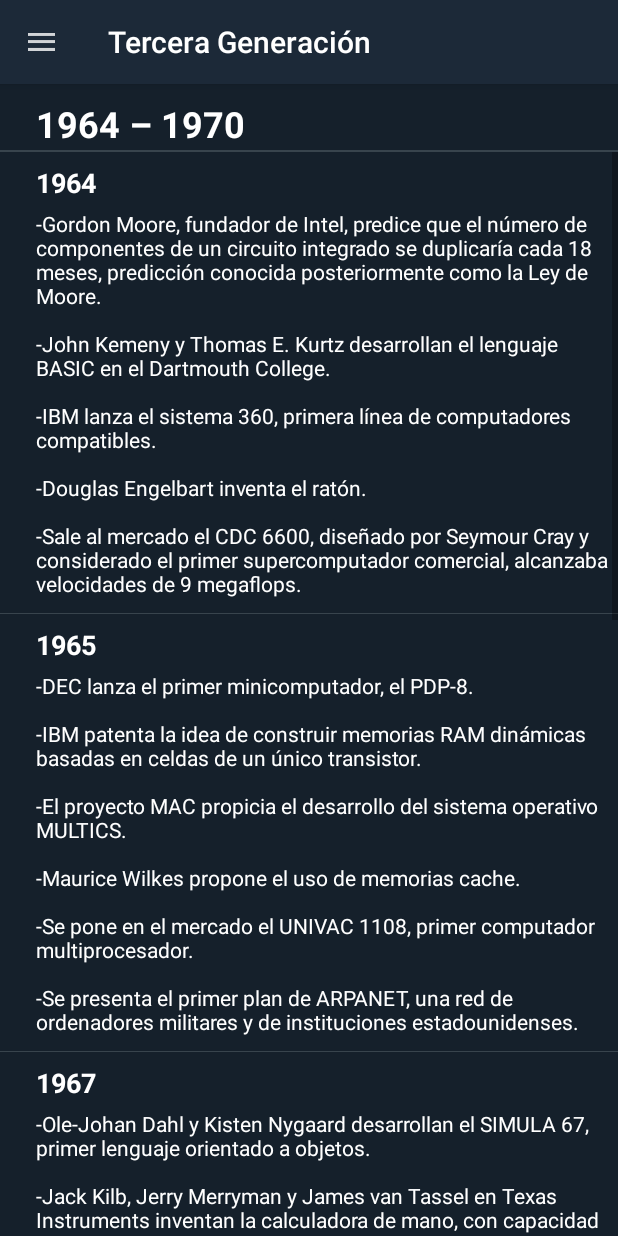
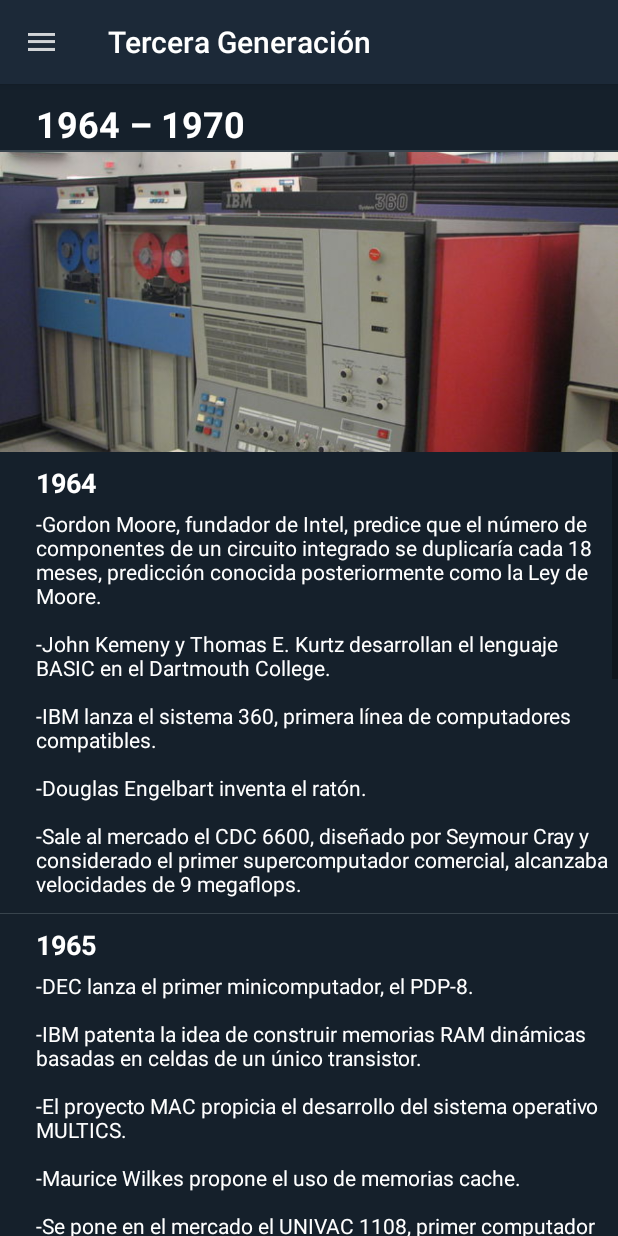
Before and after one commit to dgrdm9/ComputerHistory, an Android app: the screen it shows after launch (MainActivity), in the side drawer, after a tap on "Tercera Generación", on a phone screen of 412 x 824 dp. Run offline under Robolectric (Android 15) with nearby library versions, the phone set to English and light mode, and no system bars; our stand-ins replace Picasso.

Commit message:
Added some images to the fragments

```diff
--- a/app/src/main/java/com/dgrdm9/menulist/Fragments/FirstFragment.java
+++ b/app/src/main/java/com/dgrdm9/menulist/Fragments/FirstFragment.java
@@ -6,12 +6,14 @@
 import android.view.LayoutInflater;
 import android.view.View;
 import android.view.ViewGroup;
+import android.widget.ImageView;
 import android.widget.ListView;
 
 import com.dgrdm9.menulist.Adapters.EventoAdapter;
 import com.dgrdm9.menulist.Models.Evento;
 import com.dgrdm9.menulist.R;
 import com.dgrdm9.menulist.Utilities.Util;
+import com.squareup.picasso.Picasso;
 
 import java.util.ArrayList;
 import java.util.List;
@@ -24,6 +26,7 @@
     private ListView listView;
     private List<Evento> eventoList;
     private EventoAdapter listAdapter;
+    private ImageView imageView;
 
     public FirstFragment() {
         // Required empty public constructor
@@ -35,6 +38,8 @@
                              Bundle savedInstanceState) {
         // Inflate the layout for this fragment
         View v = inflater.inflate(R.layout.fragment_first, container, false);
+        imageView = v.findViewById(R.id.firstImage);
+        Picasso.get().load(R.drawable.eniac).fit().centerCrop().into(imageView);
         eventoList = new ArrayList<>();
         listView = v.findViewById(R.id.listView1);
         eventoList = Util.setFirstEventos();
--- a/app/src/main/java/com/dgrdm9/menulist/Fragments/ForthFragment.java
+++ b/app/src/main/java/com/dgrdm9/menulist/Fragments/ForthFragment.java
@@ -6,12 +6,14 @@
 import android.view.LayoutInflater;
 import android.view.View;
 import android.view.ViewGroup;
+import android.widget.ImageView;
 import android.widget.ListView;
 
 import com.dgrdm9.menulist.Adapters.EventoAdapter;
 import com.dgrdm9.menulist.Models.Evento;
 import com.dgrdm9.menulist.R;
 import com.dgrdm9.menulist.Utilities.Util;
+import com.squareup.picasso.Picasso;
 
 import java.util.ArrayList;
 import java.util.List;
@@ -24,6 +26,7 @@
     private ListView listView;
     private List<Evento> eventoList;
     private EventoAdapter listAdapter;
+    private ImageView imageView;
 
     public ForthFragment() {
         // Required empty public constructor
@@ -34,6 +37,8 @@
     public View onCreateView(LayoutInflater inflater, ViewGroup container,
                              Bundle savedInstanceState) {
         View v = inflater.inflate(R.layout.fragment_forth, container, false);
+        imageView = v.findViewById(R.id.forthImage);
+        Picasso.get().load(R.drawable.ibmpc).fit().centerCrop().into(imageView);
         eventoList = new ArrayList<>();
         listView = v.findViewById(R.id.listView4);
         eventoList = Util.setForthEventos();
--- a/app/src/main/java/com/dgrdm9/menulist/Fragments/PrehFragment.java
+++ b/app/src/main/java/com/dgrdm9/menulist/Fragments/PrehFragment.java
@@ -6,6 +6,7 @@
 import android.view.LayoutInflater;
 import android.view.View;
 import android.view.ViewGroup;
+import android.widget.ImageView;
 import android.widget.ListAdapter;
 import android.widget.ListView;
 
@@ -13,6 +14,7 @@
 import com.dgrdm9.menulist.Models.Evento;
 import com.dgrdm9.menulist.R;
 import com.dgrdm9.menulist.Utilities.Util;
+import com.squareup.picasso.Picasso;
 
 import java.util.ArrayList;
 import java.util.List;
@@ -26,6 +28,7 @@
     private ListView listView;
     private List<Evento> eventoList;
     private EventoAdapter listAdapter;
+    private ImageView imageView;
 
     public PrehFragment() {
         // Required empty public constructor
@@ -36,6 +39,8 @@
     public View onCreateView(LayoutInflater inflater, ViewGroup container,
                              Bundle savedInstanceState) {
         View v = inflater.inflate(R.layout.fragment_preh, container, false);
+        imageView = v.findViewById(R.id.prehImage);
+        Picasso.get().load(R.drawable.babbage).fit().centerCrop().into(imageView);
         eventoList = new ArrayList<>();
         listView = v.findViewById(R.id.listView0);
         eventoList = Util.setPrehEventos();
--- a/app/src/main/java/com/dgrdm9/menulist/Fragments/SecondFragment.java
+++ b/app/src/main/java/com/dgrdm9/menulist/Fragments/SecondFragment.java
@@ -6,12 +6,14 @@
 import android.view.LayoutInflater;
 import android.view.View;
 import android.view.ViewGroup;
+import android.widget.ImageView;
 import android.widget.ListView;
 
 import com.dgrdm9.menulist.Adapters.EventoAdapter;
 import com.dgrdm9.menulist.Models.Evento;
 import com.dgrdm9.menulist.R;
 import com.dgrdm9.menulist.Utilities.Util;
+import com.squareup.picasso.Picasso;
 
 import java.util.ArrayList;
 import java.util.List;
@@ -24,6 +26,7 @@
     private ListView listView;
     private List<Evento> eventoList;
     private EventoAdapter listAdapter;
+    private ImageView imageView;
 
     public SecondFragment() {
         // Required empty public constructor
@@ -35,6 +38,8 @@
                              Bundle savedInstanceState) {
         // Inflate the layout for this fragment
         View v = inflater.inflate(R.layout.fragment_second, container, false);
+        imageView = v.findViewById(R.id.secondImage);
+        Picasso.get().load(R.drawable.ibm350).fit().centerCrop().into(imageView);
         eventoList = new ArrayList<>();
         listView = v.findViewById(R.id.listView2);
         eventoList = Util.setSecondEventos();
--- a/app/src/main/java/com/dgrdm9/menulist/Fragments/ThirdFragment.java
+++ b/app/src/main/java/com/dgrdm9/menulist/Fragments/ThirdFragment.java
@@ -6,12 +6,14 @@
 import android.view.LayoutInflater;
 import android.view.View;
 import android.view.ViewGroup;
+import android.widget.ImageView;
 import android.widget.ListView;
 
 import com.dgrdm9.menulist.Adapters.EventoAdapter;
 import com.dgrdm9.menulist.Models.Evento;
 import com.dgrdm9.menulist.R;
 import com.dgrdm9.menulist.Utilities.Util;
+import com.squareup.picasso.Picasso;
 
 import java.util.ArrayList;
 import java.util.List;
@@ -24,6 +26,7 @@
     private ListView listView;
     private List<Evento> eventoList;
     private EventoAdapter listAdapter;
+    private ImageView imageView;
 
     public ThirdFragment() {
         // Required empty public constructor
@@ -34,6 +37,8 @@
     public View onCreateView(LayoutInflater inflater, ViewGroup container,
                              Bundle savedInstanceState) {
         View v = inflater.inflate(R.layout.fragment_third, container, false);
+        imageView = v.findViewById(R.id.thirdImage);
+        Picasso.get().load(R.drawable.ibm360).fit().centerCrop().into(imageView);
         eventoList = new ArrayList<>();
         listView = v.findViewById(R.id.listView3);
         eventoList = Util.setThirdEventos();
--- a/app/src/main/java/com/dgrdm9/menulist/Utilities/Util.java
+++ b/app/src/main/java/com/dgrdm9/menulist/Utilities/Util.java
@@ -67,7 +67,7 @@
         eventoList.add(new Evento("1965", "-DEC lanza el primer minicomputador, el PDP-8.\n\n-IBM patenta la idea de construir memorias RAM dinámicas basadas en celdas de un único transistor.\n\n-El proyecto MAC propicia el desarrollo del sistema operativo MULTICS.\n\n-Maurice Wilkes propone el uso de memorias cache.\n\n-Se pone en el mercado el UNIVAC 1108, primer computador multiprocesador.\n\n-Se presenta el primer plan de ARPANET, una red de ordenadores militares y de instituciones estadounidenses."));
         eventoList.add(new Evento("1967", "-Ole-Johan Dahl y Kisten Nygaard desarrollan el SIMULA 67, primer lenguaje orientado a objetos.\n\n-Jack Kilb, Jerry Merryman y James van Tassel en Texas Instruments inventan la calculadora de mano, con capacidad para realizar las cuatro operaciones básicas.\n\n-Donald Knuth escribe sobre los algoritmos y estructuras de datos como entidades separadas de los programas en los que son usados."));
         eventoList.add(new Evento("1968", "-En una conferencia financiada por el comité de ciencia de la NATO sobre la “crisis del software” se introduce el término ingeniería del software.\n\n-Las máquinas de Burroughs B2500 y B3500 son las primeras en incorporar circuitos integrados.\n\n-Se plantea la norma de utilizar formatos de 6 dígitos (YYMMDD) para la fechas, decisión que posteriormente daría lugar a la “crisis del año 2000”.\n\n-Robert Noyce, Andy Grove y Gordon Moore forman la compañía Intel.\n\n-Seymour Cray diseña el supercomputador CDC 7600, que alcanza velocidades de 40 megaflops.\n\n-Se comercializa el “IBM 360/85”, primer ordenador con “Memoria Cache”."));
-        eventoList.add(new Evento("1969", "-Se comercializa el “IBM 360/85”, primer ordenador con “Memoria Cache”.\n\n-Se establecen los primeros 4 nodos de ARPANET, en las universidades de UCLA, Stanford Research Institute (SRI), UC en Santa Bárbara y Utah.\n\n-Se introduce el estándar RS-232-C para facilitar el intercambio de datos entre computadores y periféricos.\n\n-Se introduce el estándar RS-232-C para facilitar el intercambio de datos entre computadores y periféricos."));
+        eventoList.add(new Evento("1969", "-Se comercializa el “IBM 360/85”, primer ordenador con “Memoria Cache”.\n\n-Se establecen los primeros 4 nodos de ARPANET, en las universidades de UCLA, Stanford Research Institute (SRI), UC en Santa Bárbara y Utah.\n\n-Se introduce el estándar RS-232-C para facilitar el intercambio de datos entre computadores y periféricos."));
         eventoList.add(new Evento("1970", "-Ken Thompson y Dennis Ritchie, de los laboratorios Bell, compilan la primera versión de UNIX.\n\n-IBM desarrolla e introduce el disco flexible de 8 pulgadas, el precursor de los modernos disquetes.\n\n-Niklaus Wirth desarrolla el PASCAL, que en 1972 dará lugar al MODULA 2.\n\n-Se anuncia la nueva serie de ordenadores “IBM 370”."));
         return eventoList;
     }
--- a/app/src/main/res/layout/fragment_third.xml
+++ b/app/src/main/res/layout/fragment_third.xml
@@ -25,11 +25,17 @@
         android:layout_marginTop="1dp"
         android:background="#38444D" />
 
+    <ImageView
+        android:id="@+id/thirdImage"
+        android:layout_width="match_parent"
+        android:layout_height="200dp"
+        android:layout_below="@+id/thirdDivider" />
+
     <ListView
         android:id="@+id/listView3"
         android:layout_width="match_parent"
         android:layout_height="match_parent"
-        android:layout_below="@+id/thirdDivider"
+        android:layout_below="@+id/thirdImage"
         android:divider="#38444D"
         android:dividerHeight="1px" />
 
```
Also changed, not shown: app/src/main/res/layout/fragment_first.xml (+7 -1 lines), app/src/main/res/layout/fragment_forth.xml (+7 -1 lines), app/src/main/res/layout/fragment_preh.xml (+7 -1 lines), app/src/main/res/layout/fragment_second.xml (+7 -1 lines), app/src/main/res/drawable/babbage.jpg (added), app/src/main/res/drawable/eniac.jpg (added), app/src/main/res/drawable/ibm350.jpeg (added), app/src/main/res/drawable/ibm360.jpg (added), app/src/main/res/drawable/ibmpc.jpg (added).
